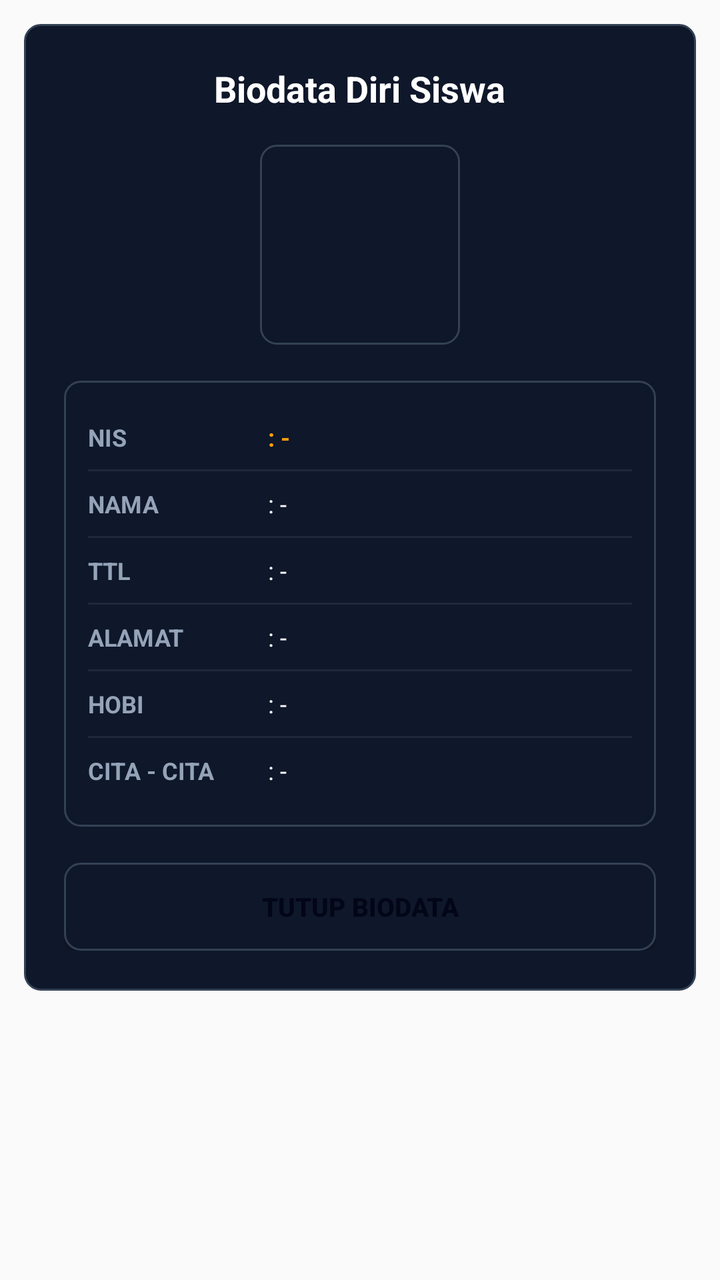
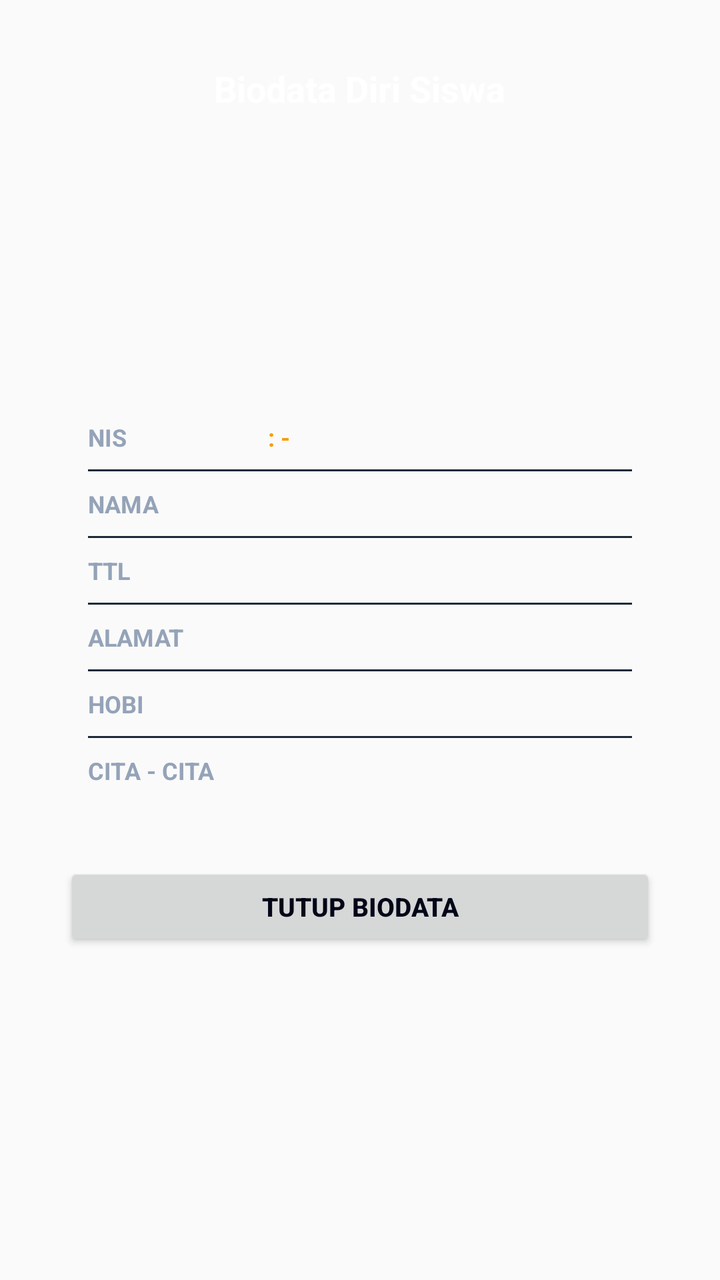

Two renders of the same Android screen: before a commit and after it. Below are the layout's source before the change and the commit's diff.
<!-- AndroidManifest.xml: application theme AppTheme -->
<!-- res/layout/dialog_student_detail.xml -->
<?xml version="1.0" encoding="utf-8"?>

<LinearLayout xmlns:android="http://schemas.android.com/apk/res/android"
    android:layout_width="match_parent"
    android:layout_height="wrap_content"
    android:orientation="vertical"
    android:padding="12dp">

    <LinearLayout
        android:id="@+id/cardDialogDetail"
        android:layout_width="match_parent"
        android:layout_height="wrap_content"
        android:orientation="vertical"
        android:gravity="center_horizontal"
        android:padding="20dp"
        android:background="@drawable/bg_custom">

        <TextView
            android:layout_width="wrap_content"
            android:layout_height="wrap_content"
            android:text="Biodata Diri Siswa"
            android:textColor="#FFFFFF"
            android:textSize="18sp"
            android:textStyle="bold"
            android:layout_marginBottom="16dp"/>

        <FrameLayout
            android:layout_width="100dp"
            android:layout_height="100dp"
            android:layout_marginBottom="18dp">
            
            <View
                android:id="@+id/vAvatarGlow"
                android:layout_width="match_parent"
                android:layout_height="match_parent"
                android:background="@drawable/bg_custom"/>

            <ImageView
                android:id="@+id/ivDetailFoto"
                android:layout_width="92dp"
                android:layout_height="92dp"
                android:layout_gravity="center"
                android:scaleType="centerCrop"/>
        </FrameLayout>

        <LinearLayout
            android:id="@+id/subcardBiodata"
            android:layout_width="match_parent"
            android:layout_height="wrap_content"
            android:orientation="vertical"
            android:padding="12dp"
            android:background="@drawable/bg_custom"
            android:layout_marginBottom="18dp">

            
            <LinearLayout android:layout_width="match_parent" android:layout_height="wrap_content" android:orientation="horizontal" android:paddingVertical="8dp">
                <TextView android:layout_width="90dp" android:layout_height="wrap_content" android:text="NIS" android:textColor="#94A3B8" android:textSize="12sp" android:textStyle="bold"/>
                <TextView android:id="@+id/tvDetailNis" android:layout_width="match_parent" android:layout_height="wrap_content" android:text=": -" android:textColor="#F59E0B" android:textSize="12sp" android:textStyle="bold"/>
            </LinearLayout>
            <View android:layout_width="match_parent" android:layout_height="1dp" android:background="#1E293B"/>

            
            <LinearLayout android:layout_width="match_parent" android:layout_height="wrap_content" android:orientation="horizontal" android:paddingVertical="8dp">
                <TextView android:layout_width="90dp" android:layout_height="wrap_content" android:text="NAMA" android:textColor="#94A3B8" android:textSize="12sp" android:textStyle="bold"/>
                <TextView android:id="@+id/tvDetailNama" android:layout_width="match_parent" android:layout_height="wrap_content" android:text=": -" android:textColor="#F8FAFC" android:textSize="12sp"/>
            </LinearLayout>
            <View android:layout_width="match_parent" android:layout_height="1dp" android:background="#1E293B"/>

            
            <LinearLayout android:layout_width="match_parent" android:layout_height="wrap_content" android:orientation="horizontal" android:paddingVertical="8dp">
                <TextView android:layout_width="90dp" android:layout_height="wrap_content" android:text="TTL" android:textColor="#94A3B8" android:textSize="12sp" android:textStyle="bold"/>
                <TextView android:id="@+id/tvDetailTtl" android:layout_width="match_parent" android:layout_height="wrap_content" android:text=": -" android:textColor="#F8FAFC" android:textSize="12sp"/>
            </LinearLayout>
            <View android:layout_width="match_parent" android:layout_height="1dp" android:background="#1E293B"/>

            
            <LinearLayout android:layout_width="match_parent" android:layout_height="wrap_content" android:orientation="horizontal" android:paddingVertical="8dp">
                <TextView android:layout_width="90dp" android:layout_height="wrap_content" android:text="ALAMAT" android:textColor="#94A3B8" android:textSize="12sp" android:textStyle="bold"/>
                <TextView android:id="@+id/tvDetailAlamat" android:layout_width="match_parent" android:layout_height="wrap_content" android:text=": -" android:textColor="#F8FAFC" android:textSize="12sp"/>
            </LinearLayout>
            <View android:layout_width="match_parent" android:layout_height="1dp" android:background="#1E293B"/>

            
            <LinearLayout android:layout_width="match_parent" android:layout_height="wrap_content" android:orientation="horizontal" android:paddingVertical="8dp">
                <TextView android:layout_width="90dp" android:layout_height="wrap_content" android:text="HOBI" android:textColor="#94A3B8" android:textSize="12sp" android:textStyle="bold"/>
                <TextView android:id="@+id/tvDetailHobi" android:layout_width="match_parent" android:layout_height="wrap_content" android:text=": -" android:textColor="#F8FAFC" android:textSize="12sp"/>
            </LinearLayout>
            <View android:layout_width="match_parent" android:layout_height="1dp" android:background="#1E293B"/>

            
            <LinearLayout android:layout_width="match_parent" android:layout_height="wrap_content" android:orientation="horizontal" android:paddingVertical="8dp">
                <TextView android:layout_width="90dp" android:layout_height="wrap_content" android:text="CITA - CITA" android:textColor="#94A3B8" android:textSize="12sp" android:textStyle="bold"/>
                <TextView android:id="@+id/tvDetailCitaCita" android:layout_width="match_parent" android:layout_height="wrap_content" android:text=": -" android:textColor="#F8FAFC" android:textSize="12sp"/>
            </LinearLayout>

        </LinearLayout>

        <Button
            android:id="@+id/btnCloseDetail"
            android:layout_width="match_parent"
            android:layout_height="44dp"
            android:text="TUTUP BIODATA"
            android:textColor="#020617"
            android:textSize="13sp"
            android:textStyle="bold"
            android:textAllCaps="true"
            android:background="@drawable/bg_custom"/>
    </LinearLayout>
</LinearLayout>
<!-- resources referenced by this layout -->
<resources>
  <!-- drawable bg_custom (drawable) -->
  <?xml version="1.0" encoding="utf-8"?>
  
  <shape xmlns:android="http://schemas.android.com/apk/res/android">
      <solid android:color="#0F172A"/>
      <stroke android:width="1dp" android:color="#334155"/>
      <corners android:radius="8dp"/>
  </shape>
  <style name="AppTheme" parent="Theme.AppCompat.DayNight.NoActionBar">
          <item name="android:windowNoTitle">true</item>
          <item name="android:windowActionBar">false</item>
          <item name="android:windowFullscreen">true</item>
      </style>
</resources>

<!-- the commit's change to res/layout/dialog_student_detail.xml (unified diff, before → after) -->
@@ -12,8 +12,7 @@
         android:layout_height="wrap_content"
         android:orientation="vertical"
         android:gravity="center_horizontal"
-        android:padding="20dp"
-        android:background="@drawable/bg_custom">
+        android:padding="20dp">
 
         <TextView
             android:layout_width="wrap_content"
@@ -32,8 +31,7 @@
             <View
                 android:id="@+id/vAvatarGlow"
                 android:layout_width="match_parent"
-                android:layout_height="match_parent"
-                android:background="@drawable/bg_custom"/>
+                android:layout_height="match_parent" />
 
             <ImageView
                 android:id="@+id/ivDetailFoto"
@@ -49,7 +47,6 @@
             android:layout_height="wrap_content"
             android:orientation="vertical"
             android:padding="12dp"
-            android:background="@drawable/bg_custom"
             android:layout_marginBottom="18dp">
 
             
@@ -103,7 +100,6 @@
             android:textColor="#020617"
             android:textSize="13sp"
             android:textStyle="bold"
-            android:textAllCaps="true"
-            android:background="@drawable/bg_custom"/>
+            android:textAllCaps="true"/>
     </LinearLayout>
 </LinearLayout>
<!-- resource entries referenced after the edit -->
@@ -1,13 +1,5 @@
 <!-- resources referenced by this layout -->
 <resources>
-  <!-- drawable bg_custom (drawable) -->
-  <?xml version="1.0" encoding="utf-8"?>
-  
-  <shape xmlns:android="http://schemas.android.com/apk/res/android">
-      <solid android:color="#0F172A"/>
-      <stroke android:width="1dp" android:color="#334155"/>
-      <corners android:radius="8dp"/>
-  </shape>
   <style name="AppTheme" parent="Theme.AppCompat.DayNight.NoActionBar">
           <item name="android:windowNoTitle">true</item>
           <item name="android:windowActionBar">false</item>
